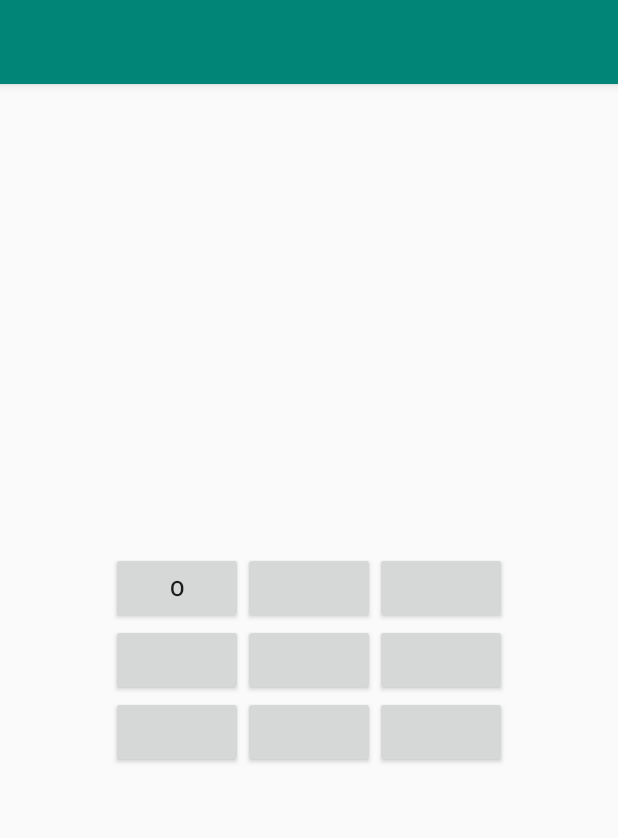
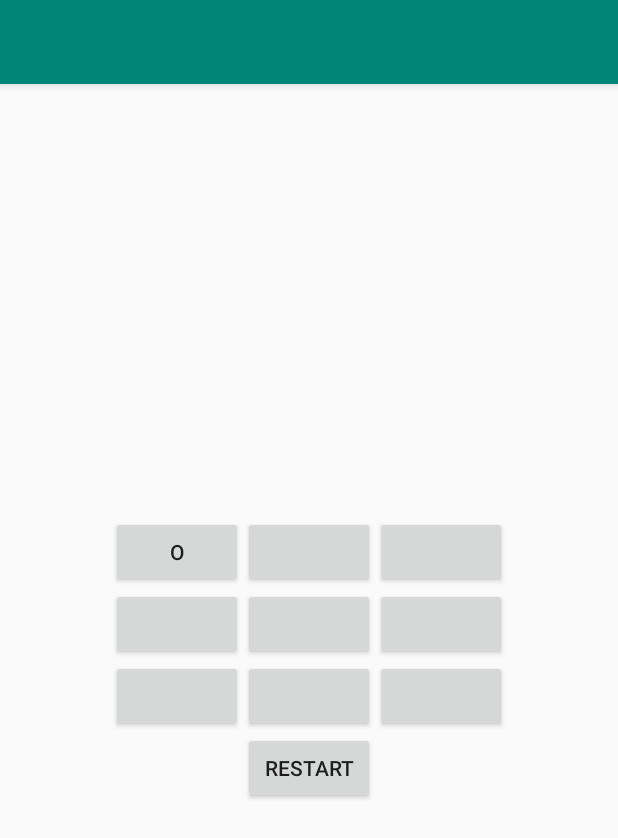
Before and after one commit to tomassams/gameoftictacthrones, an Android app: the GameActivity screen opened directly, with no data from a screen before it, after a tap on an icon or button, on a phone screen of 412 x 824 dp. Shown: the top 838 px of the screen. Run offline under Robolectric (Android 15) with nearby library versions, the phone set to English and light mode, and no system bars.

Commit message:
add restart button

```diff
--- a/app/src/main/java/com/example/tictactoe/GameActivity.kt
+++ b/app/src/main/java/com/example/tictactoe/GameActivity.kt
@@ -49,8 +49,6 @@ class GameActivity : AppCompatActivity() {
             cell_8.id -> game.playMove(game.currentPlayer, 8)
         }
 
-        Log.w("gameState", "GameState check: ${game.currentGameState} ")
-
         updateBoard()
 
         when(game.currentGameState) {
@@ -59,7 +57,6 @@ class GameActivity : AppCompatActivity() {
             GameState.DRAW          -> Toast.makeText(this, "Its a draw!", Toast.LENGTH_LONG).show()
             GameState.PLAYING       -> null
         }
-
 
     }
 
@@ -85,4 +82,17 @@ class GameActivity : AppCompatActivity() {
 
     }
 
+    fun restartBoard(view: View) {
+
+        for(i in 0..8) {
+
+            buttons[i].isEnabled = true
+            buttons[i].text = ""
+
+        }
+
+        game.startGame()
+
+    }
+
 }
--- a/app/src/main/java/com/example/tictactoe/controller/GameManager.kt
+++ b/app/src/main/java/com/example/tictactoe/controller/GameManager.kt
@@ -6,7 +6,7 @@ import com.example.tictactoe.model.Cell
 import com.example.tictactoe.model.GameState
 import com.example.tictactoe.model.Seed
 
-class GameManager() {
+class GameManager {
 
     val board: Board = Board()
 
@@ -37,16 +37,14 @@ class GameManager() {
 
         if(board.checkForVictory(player)) {
 
-            Log.w("victoryCheck", "victory!")
-
             when(player) {
                 Seed.CIRCLE     -> currentGameState = GameState.CIRCLE_WINS
                 Seed.CROSS      -> currentGameState = GameState.CROSS_WINS
             }
-        } else if(board.checkForDraw()) {
 
-            Log.w("victoryCheck", "draw!")
+        }
 
+        if(board.checkForDraw()) {
             currentGameState = GameState.DRAW
         }
 
--- a/app/src/main/res/layout/activity_game.xml
+++ b/app/src/main/res/layout/activity_game.xml
@@ -50,5 +50,13 @@
                     android:layout_width="wrap_content"
                     android:layout_height="wrap_content" android:id="@+id/cell_8"/>
         </TableRow>
+        <TableRow
+                android:layout_width="match_parent"
+                android:layout_height="match_parent" android:gravity="center">
+            <Button
+                    android:text="Restart"
+                    android:layout_height="wrap_content" android:id="@+id/button" android:layout_width="wrap_content"
+                    android:onClick="restartBoard"/>
+        </TableRow>
     </TableLayout>
 </android.support.constraint.ConstraintLayout>
```
